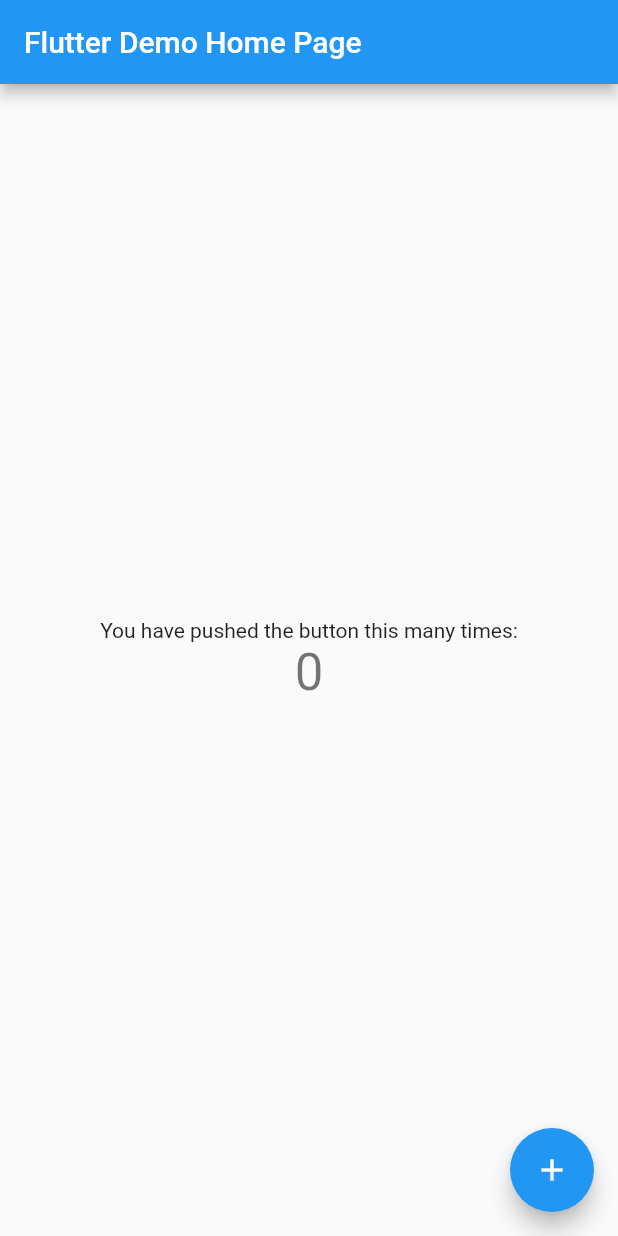
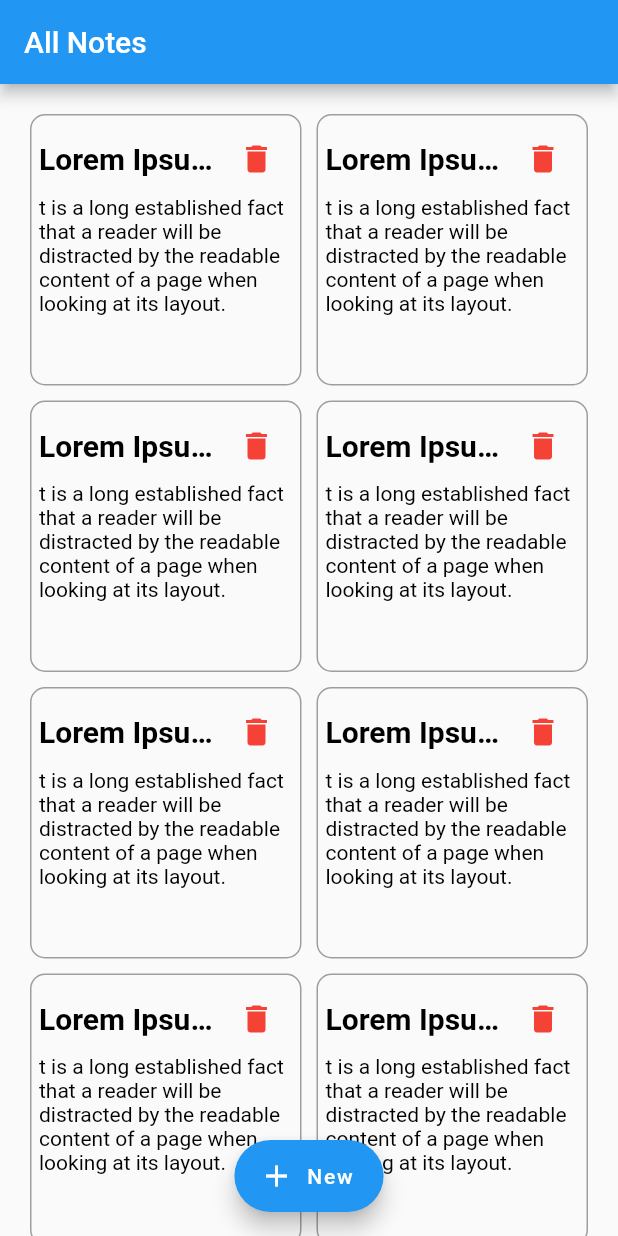
Before and after one commit to vishnuraj-m/Flutter-Note-APP-Next-js, a Flutter app: the screen it shows after launch, on a phone screen of 412 x 824 dp. Run offline on Flutter 3.47's test engine with Material 2 defaults, Android fonts, the phone set to English and light mode, and no system bars.

Commit message:
ui section completed

```diff
--- a/lib/main.dart
+++ b/lib/main.dart
@@ -1,4 +1,5 @@
 import 'package:flutter/material.dart';
+import 'package:note_app_sample/view/screen_all_note.dart';
 
 void main() {
   runApp(const MyApp());
@@ -7,109 +8,14 @@ void main() {
 class MyApp extends StatelessWidget {
   const MyApp({super.key});
 
-  // This widget is the root of your application.
   @override
   Widget build(BuildContext context) {
     return MaterialApp(
       title: 'Flutter Demo',
       theme: ThemeData(
-        // This is the theme of your application.
-        //
-        // Try running your application with "flutter run". You'll see the
-        // application has a blue toolbar. Then, without quitting the app, try
-        // changing the primarySwatch below to Colors.green and then invoke
-        // "hot reload" (press "r" in the console where you ran "flutter run",
-        // or simply save your changes to "hot reload" in a Flutter IDE).
-        // Notice that the counter didn't reset back to zero; the application
-        // is not restarted.
         primarySwatch: Colors.blue,
       ),
-      home: const MyHomePage(title: 'Flutter Demo Home Page'),
+      home: const ScreenAllNotes(),
     );
   }
 }
-
-class MyHomePage extends StatefulWidget {
-  const MyHomePage({super.key, required this.title});
-
-  // This widget is the home page of your application. It is stateful, meaning
-  // that it has a State object (defined below) that contains fields that affect
-  // how it looks.
-
-  // This class is the configuration for the state. It holds the values (in this
-  // case the title) provided by the parent (in this case the App widget) and
-  // used by the build method of the State. Fields in a Widget subclass are
-  // always marked "final".
-
-  final String title;
-
-  @override
-  State<MyHomePage> createState() => _MyHomePageState();
-}
-
-class _MyHomePageState extends State<MyHomePage> {
-  int _counter = 0;
-
-  void _incrementCounter() {
-    setState(() {
-      // This call to setState tells the Flutter framework that something has
-      // changed in this State, which causes it to rerun the build method below
-      // so that the display can reflect the updated values. If we changed
-      // _counter without calling setState(), then the build method would not be
-      // called again, and so nothing would appear to happen.
-      _counter++;
-    });
-  }
-
-  @override
-  Widget build(BuildContext context) {
-    // This method is rerun every time setState is called, for instance as done
-    // by the _incrementCounter method above.
-    //
-    // The Flutter framework has been optimized to make rerunning build methods
-    // fast, so that you can just rebuild anything that needs updating rather
-    // than having to individually change instances of widgets.
-    return Scaffold(
-      appBar: AppBar(
-        // Here we take the value from the MyHomePage object that was created by
-        // the App.build method, and use it to set our appbar title.
-        title: Text(widget.title),
-      ),
-      body: Center(
-        // Center is a layout widget. It takes a single child and positions it
-        // in the middle of the parent.
-        child: Column(
-          // Column is also a layout widget. It takes a list of children and
-          // arranges them vertically. By default, it sizes itself to fit its
-          // children horizontally, and tries to be as tall as its parent.
-          //
-          // Invoke "debug painting" (press "p" in the console, choose the
-          // "Toggle Debug Paint" action from the Flutter Inspector in Android
-          // Studio, or the "Toggle Debug Paint" command in Visual Studio Code)
-          // to see the wireframe for each widget.
-          //
-          // Column has various properties to control how it sizes itself and
-          // how it positions its children. Here we use mainAxisAlignment to
-          // center the children vertically; the main axis here is the vertical
-          // axis because Columns are vertical (the cross axis would be
-          // horizontal).
-          mainAxisAlignment: MainAxisAlignment.center,
-          children: <Widget>[
-            const Text(
-              'You have pushed the button this many times:',
-            ),
-            Text(
-              '$_counter',
-              style: Theme.of(context).textTheme.headline4,
-            ),
-          ],
-        ),
-      ),
-      floatingActionButton: FloatingActionButton(
-        onPressed: _incrementCounter,
-        tooltip: 'Increment',
-        child: const Icon(Icons.add),
-      ), // This trailing comma makes auto-formatting nicer for build methods.
-    );
-  }
-}
--- /dev/null
+++ b/lib/view/screen_all_note.dart
@@ -0,0 +1,117 @@
+import 'dart:ui';
+
+import 'package:flutter/material.dart';
+import 'package:note_app_sample/view/screen_add_note.dart';
+
+class ScreenAllNotes extends StatelessWidget {
+  const ScreenAllNotes({super.key});
+
+  @override
+  Widget build(BuildContext context) {
+    return Scaffold(
+      appBar: AppBar(
+        title: const Text('All Notes'),
+      ),
+      body: SafeArea(
+        child: GridView.count(
+          crossAxisCount: 2,
+          mainAxisSpacing: 10,
+          crossAxisSpacing: 10,
+          padding: const EdgeInsets.all(20),
+          children: List.generate(
+              10,
+              (index) => NoteItem(
+                    id: index.toString(),
+                    title: 'Lorem Ipsum $index',
+                    content:
+                        't is a long established fact that a reader will be distracted by the readable content of a page when looking at its layout.',
+                  )),
+        ),
+      ),
+      floatingActionButtonLocation: FloatingActionButtonLocation.centerFloat,
+      floatingActionButton: FloatingActionButton.extended(
+        onPressed: () {
+          Navigator.of(context).push(
+            MaterialPageRoute(
+              builder: (ctx) => ScreenAddNote(
+                type: ActionType.addNote,
+              ),
+            ),
+          );
+        },
+        label: const Text('New'),
+        icon: const Icon(Icons.add),
+      ),
+    );
+  }
+}
+
+class NoteItem extends StatelessWidget {
+  final String id;
+  final String title;
+  final String content;
+  const NoteItem({
+    super.key,
+    required this.id,
+    required this.title,
+    required this.content,
+  });
+
+  @override
+  Widget build(BuildContext context) {
+    return GestureDetector(
+      onTap: () {
+        Navigator.of(context).push(
+          MaterialPageRoute(
+            builder: (ctx) => ScreenAddNote(
+              type: ActionType.editNote,
+              id: id,
+            ),
+          ),
+        );
+      },
+      child: Container(
+        decoration: BoxDecoration(
+          borderRadius: BorderRadius.circular(10),
+          border: Border.all(color: Colors.grey),
+        ),
+        padding: const EdgeInsets.all(5),
+        child: Column(
+          children: [
+            Row(
+              mainAxisAlignment: MainAxisAlignment.spaceBetween,
+              children: [
+                Expanded(
+                  child: Text(
+                    title,
+                    overflow: TextOverflow.ellipsis,
+                    style: const TextStyle(
+                      color: Colors.black,
+                      fontSize: 20,
+                      fontWeight: FontWeight.bold,
+                    ),
+                  ),
+                ),
+                IconButton(
+                  onPressed: () {},
+                  icon: const Icon(
+                    Icons.delete,
+                    color: Colors.red,
+                  ),
+                ),
+              ],
+            ),
+            Text(
+              content,
+              maxLines: 5,
+              overflow: TextOverflow.ellipsis,
+              style: const TextStyle(
+                color: Colors.black,
+              ),
+            )
+          ],
+        ),
+      ),
+    );
+  }
+}
```
Also changed, not shown: lib/view/screen_add_note.dart (added, +71 -0 lines).
